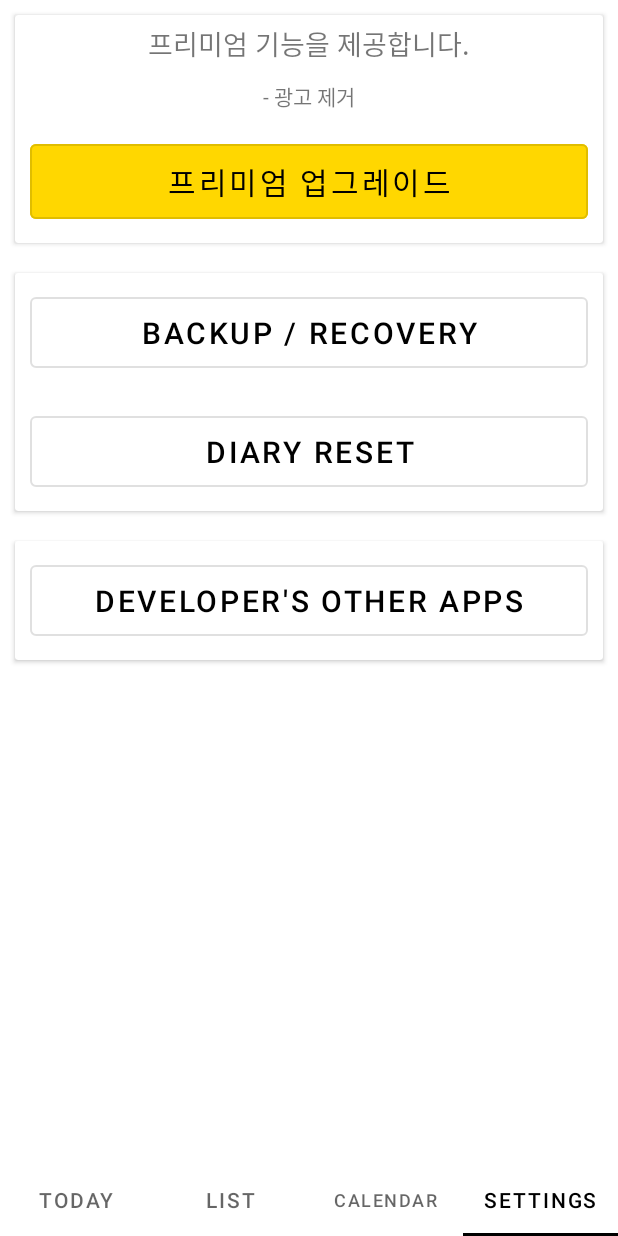
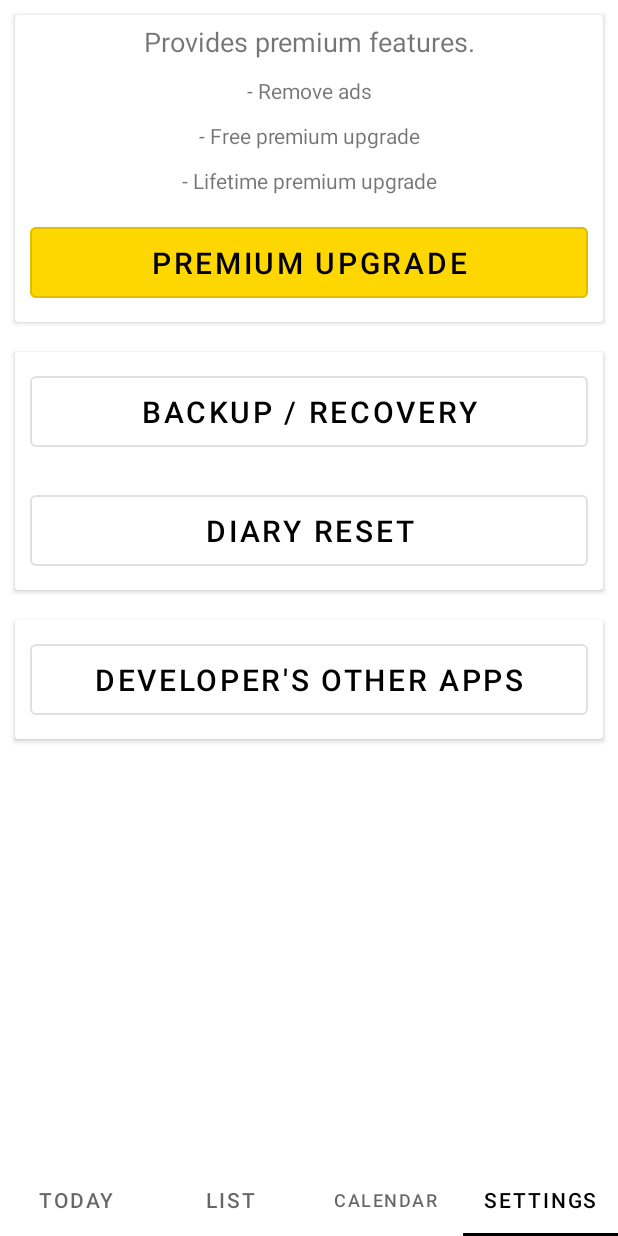
Before and after one commit to sojaehong/ThanksDiary, an Android app: the screen it shows after launch (MainActivity), item 4 of the bottom bar chosen, on a phone screen of 412 x 824 dp. Run offline under Robolectric (Android 15) with nearby library versions, the phone set to English and light mode, and no system bars; our stand-ins replace AdMob; libraries missing offline, so code that uses them is left out: com.prolificinteractive.materialcalendarview; 3 statements that could not run were skipped.

Commit message:
201016
-영어, 한국어 현지화 완료

* TODO
- 로컬 언어 일본어 추가 필요

```diff
--- a/app/src/main/res/layout/activity_import_export.xml
+++ b/app/src/main/res/layout/activity_import_export.xml
@@ -32,7 +32,7 @@
                         android:layout_height="wrap_content"
                         android:layout_margin="10dp"
                         android:padding="10dp"
-                        android:text="백업"
+                        android:text="@string/backup_btn"
                         android:textSize="20dp" />
 
                 </LinearLayout>
@@ -56,7 +56,7 @@
                         android:layout_height="wrap_content"
                         android:layout_margin="10dp"
                         android:padding="10dp"
-                        android:text="복원"
+                        android:text="@string/recovery_btn"
                         android:textSize="20dp" />
 
                 </LinearLayout>
--- a/app/src/main/res/layout/activity_premium_upgrade.xml
+++ b/app/src/main/res/layout/activity_premium_upgrade.xml
@@ -33,7 +33,7 @@
                         android:layout_margin="10dp"
                         android:backgroundTint="@color/gold"
                         android:padding="10dp"
-                        android:text="프리미엄 업그레이드"
+                        android:text="@string/premium_upgrade_btn"
                         android:textSize="20dp" />
 
                 </LinearLayout>
@@ -58,7 +58,7 @@
                         android:layout_margin="10dp"
                         android:backgroundTint="@color/gold"
                         android:padding="10dp"
-                        android:text="구매 복원"
+                        android:text="@string/premium_restoration_btn"
                         android:textSize="20dp" />
 
                 </LinearLayout>
@@ -83,7 +83,7 @@
                         android:layout_margin="10dp"
                         android:backgroundTint="@color/gold"
                         android:padding="10dp"
-                        android:text="3일 무료"
+                        android:text="@string/premium_free_btn"
                         android:textSize="20dp" />
 
                 </LinearLayout>
--- a/app/src/main/res/layout/upgrade_item.xml
+++ b/app/src/main/res/layout/upgrade_item.xml
@@ -18,7 +18,7 @@
             <com.google.android.material.textview.MaterialTextView
                 android:layout_width="match_parent"
                 android:layout_height="wrap_content"
-                android:text="프리미엄 기능을 제공합니다."
+                android:text="@string/premium_upgrade_m_0"
                 android:textSize="18dp"
                 android:layout_gravity="center"
                 android:gravity="center"
@@ -28,7 +28,27 @@
             <com.google.android.material.textview.MaterialTextView
                 android:layout_width="match_parent"
                 android:layout_height="wrap_content"
-                android:text="- 광고 제거"
+                android:text="@string/premium_upgrade_m_1"
+                android:textSize="14dp"
+                android:layout_gravity="center"
+                android:gravity="center"
+                android:layout_margin="5dp"
+                />
+
+            <com.google.android.material.textview.MaterialTextView
+                android:layout_width="match_parent"
+                android:layout_height="wrap_content"
+                android:text="@string/premium_upgrade_m_2"
+                android:textSize="14dp"
+                android:layout_gravity="center"
+                android:gravity="center"
+                android:layout_margin="5dp"
+                />
+
+            <com.google.android.material.textview.MaterialTextView
+                android:layout_width="match_parent"
+                android:layout_height="wrap_content"
+                android:text="@string/premium_upgrade_m_3"
                 android:textSize="14dp"
                 android:layout_gravity="center"
                 android:gravity="center"
@@ -43,7 +63,7 @@
                 android:layout_margin="10dp"
                 android:backgroundTint="@color/gold"
                 android:padding="10dp"
-                android:text="프리미엄 업그레이드"
+                android:text="@string/premium_upgrade_btn"
                 android:textSize="20dp" />
 
         </LinearLayout>
--- a/app/src/main/res/values/strings.xml
+++ b/app/src/main/res/values/strings.xml
@@ -36,14 +36,14 @@
     <string name="date_of_use">Date of use</string>
     <string name="daily_average">daily average</string>
     <string name="date_range">SELECT A DATE RANGE</string>
-    <string name="yesterday">yesterday</string>
+    <string name="yesterday">Yesterday</string>
     <string name="this_week">This week</string>
     <string name="this_month">This month</string>
     <string name="select_period">Select period</string>
     <string name="last_3_days">Last 3 days</string>
     <string name="last_7_days">Last 7 days</string>
     <string name="last_30_days">Last 30 days</string>
-    <string name="write">write</string>
+    <string name="write">Write</string>
     <string name="all">All</string>
     <string name="backup_ok">Backup successful</string>
     <string name="backup_failed">Backup failed</string>
@@ -62,4 +62,13 @@
     <string name="delete">delete</string>
     <string name="update_q">Would you like to edit your diary?</string>
     <string name="update_completed">Update completed</string>
+    <string name="premium_upgrade_m_0">Provides premium features.</string>
+    <string name="premium_upgrade_m_1">- Remove ads</string>
+    <string name="premium_upgrade_m_2">- Free premium upgrade</string>
+    <string name="premium_upgrade_m_3">- Lifetime premium upgrade</string>
+    <string name="premium_upgrade_btn">Premium upgrade</string>
+    <string name="premium_restoration_btn">Purchase restoration</string>
+    <string name="premium_free_btn">3 days free</string>
+    <string name="backup_btn">backup</string>
+    <string name="recovery_btn">recovery</string>
 </resources>
```
Also changed, not shown: 2 other files.
